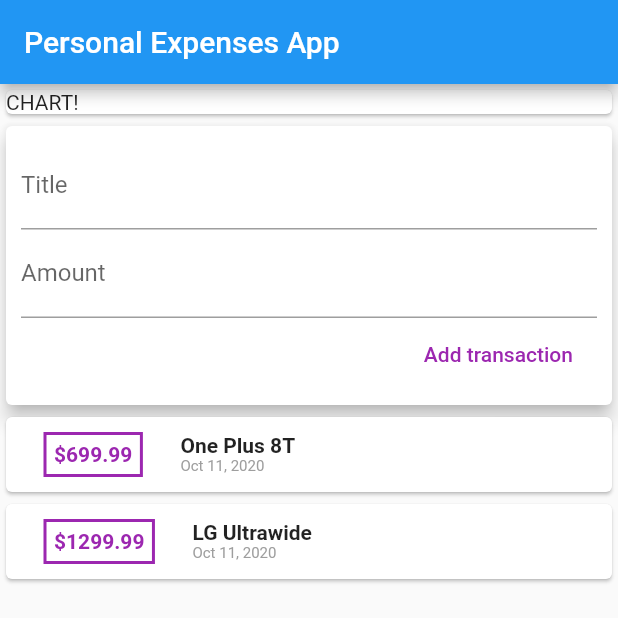
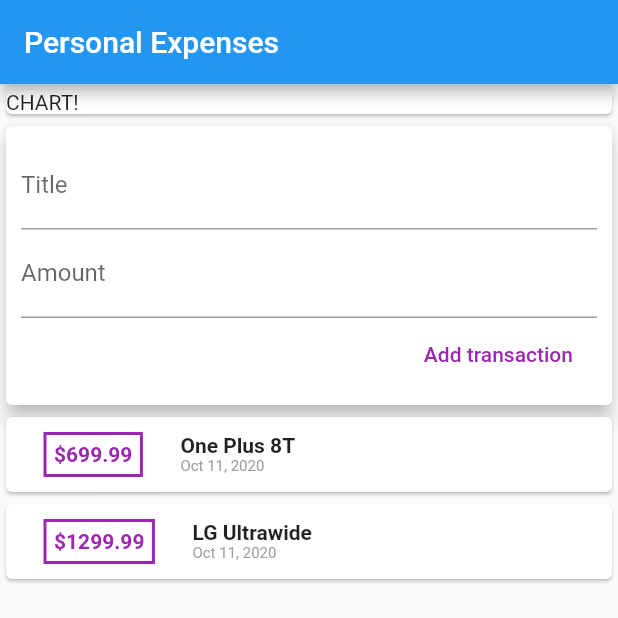
Before and after one commit to Nsbainathsah/PersonalExpensesApp, a Flutter app: the screen it shows after launch, on a phone screen of 412 x 824 dp, the top half of it. Run offline on Flutter 3.47's test engine with Material 2 defaults, Android fonts, the phone set to English and light mode, and no system bars.

Commit message:
changed app title

```diff
--- a/lib/main.dart
+++ b/lib/main.dart
@@ -31,7 +31,7 @@ class MyHomePage extends StatelessWidget {
   Widget build(BuildContext context) {
     return Scaffold(
         appBar: AppBar(
-          title: Text('Personal Expenses App'),
+          title: Text('Personal Expenses'),
         ),
         body: Column(
           crossAxisAlignment: CrossAxisAlignment.stretch,
```
